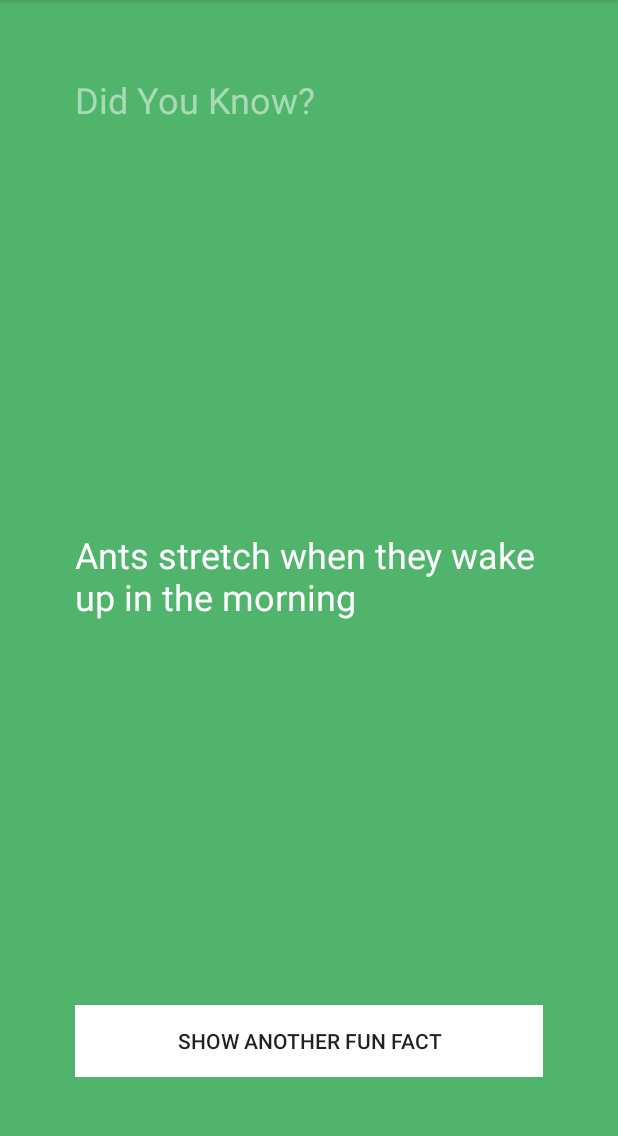
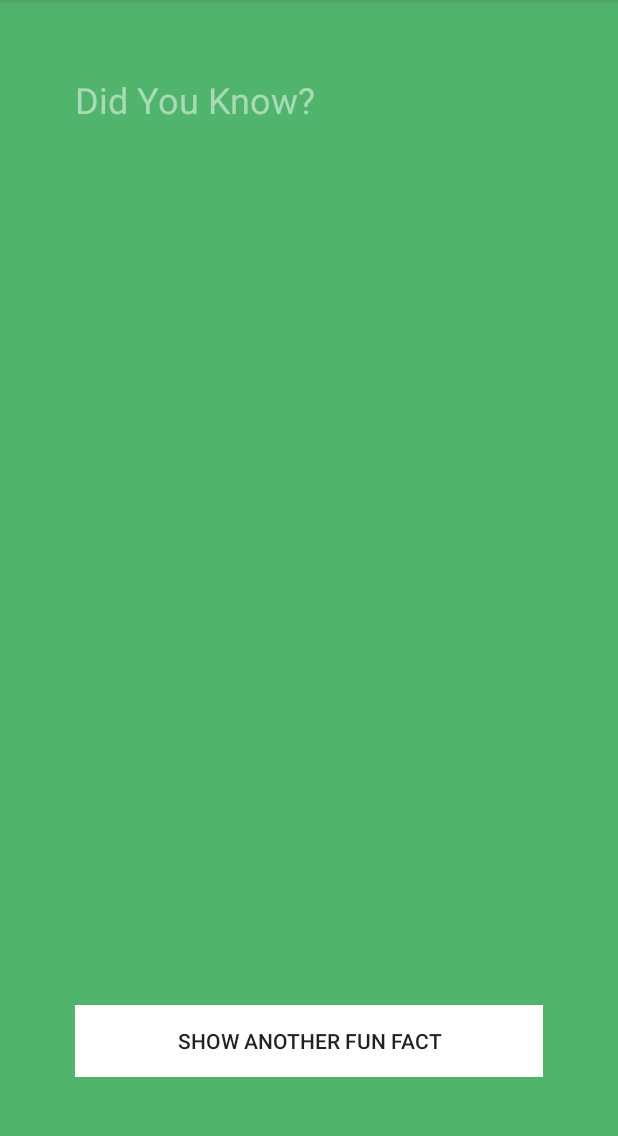
Before and after one commit to yabrol/Practice, an Android app: the screen it shows after launch (FunFactsActivity), in the options menu, after a tap on "Settings", on a phone screen of 412 x 824 dp, the part 84-1220 px from its top. Run offline under Robolectric (Android 15) with nearby library versions, the light colour scheme and no system bars.

Commit message:
allow button to click and change text

```diff
--- a/FunFacts/app/src/main/java/com/yukti/funfacts/FunFactsActivity.java
+++ b/FunFacts/app/src/main/java/com/yukti/funfacts/FunFactsActivity.java
@@ -1,9 +1,15 @@
 package com.yukti.funfacts;
 
 import android.app.Activity;
+import android.content.DialogInterface;
 import android.os.Bundle;
 import android.view.Menu;
 import android.view.MenuItem;
+import android.view.View;
+import android.widget.Button;
+import android.widget.TextView;
+
+import java.util.Random;
 
 
 public class FunFactsActivity extends Activity {
@@ -12,6 +18,23 @@ public class FunFactsActivity extends Activity {
     protected void onCreate(Bundle savedInstanceState) {
         super.onCreate(savedInstanceState);
         setContentView(R.layout.activity_fun_facts);
+
+        //initialize view vars
+        final TextView factLabel = (TextView)findViewById(R.id.factTextView);
+        Button showFactButton = (Button) findViewById(R.id.showFactButton);
+
+        View.OnClickListener listener = new View.OnClickListener() {
+            @Override
+            public void onClick(View view) {
+                //button clicked, update with new fact
+                String fact = "";
+                //random select facts
+                Random random = new Random();
+                //update with new fact
+                factLabel.setText(fact);
+            }
+        };
+        showFactButton.setOnClickListener(listener);
     }
 
 
--- a/FunFacts/app/src/main/res/layout/activity_fun_facts.xml
+++ b/FunFacts/app/src/main/res/layout/activity_fun_facts.xml
@@ -24,7 +24,7 @@
         android:layout_width="wrap_content"
         android:layout_height="wrap_content"
         android:text="Ants stretch when they wake up in the morning"
-        android:id="@+id/FactTextView"
+        android:id="@+id/factTextView"
         android:layout_centerVertical="true"
         android:layout_alignParentLeft="true"
         android:layout_alignParentStart="true"
```
